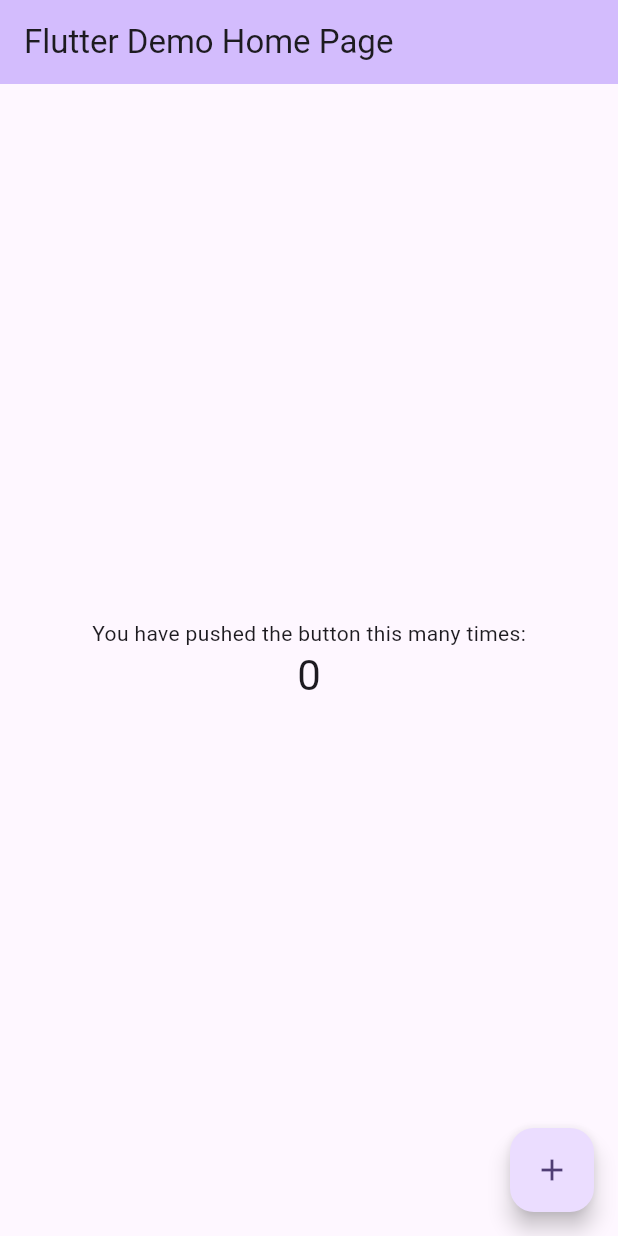
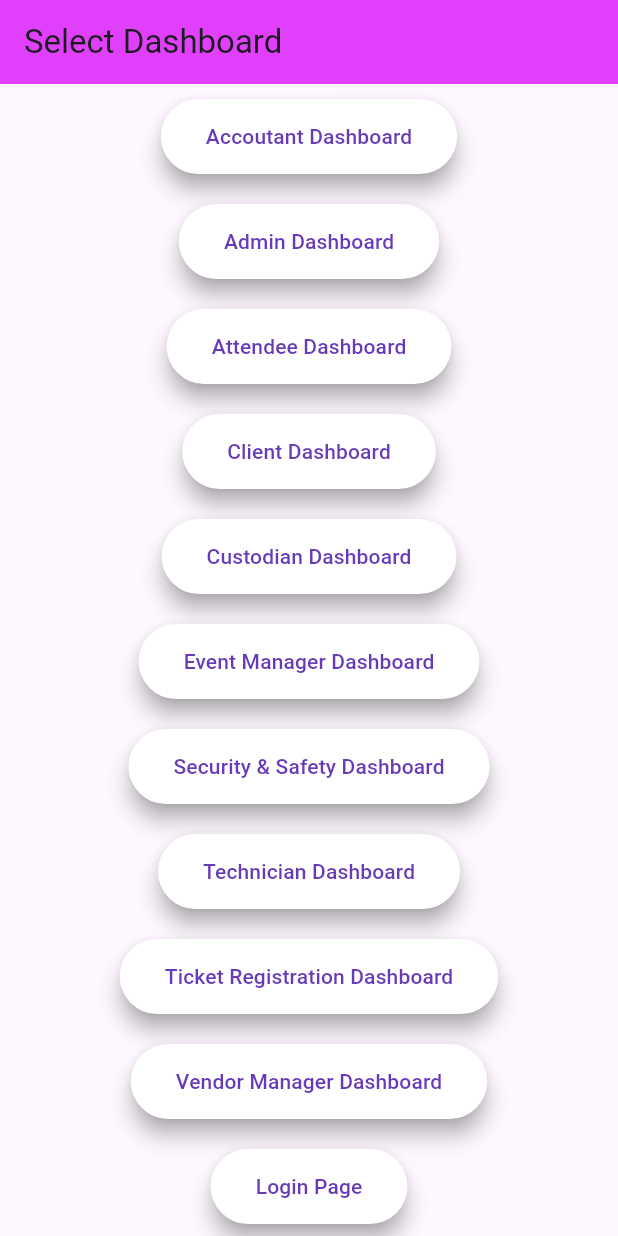
Before and after one commit to jexie-8/ems, a Flutter app: the screen it shows after launch, on a phone screen of 412 x 824 dp. Run offline on Flutter 3.47's test engine with Material 3 defaults, Android fonts, the phone set to English and light mode, and no system bars; our stand-ins replace cloud_firestore, firebase_auth; accounts and stored records are empty.

Commit message:
First commit on branch

```diff
--- a/lib/main.dart
+++ b/lib/main.dart
@@ -1,122 +1,79 @@
 import 'package:flutter/material.dart';
+import 'user_dashboards/exports.dart';
+import 'login_screen.dart';
 
 void main() {
+  FlutterError.onError = (FlutterErrorDetails details) {
+     debugPrint('Caught Flutter framework error.\n${details.exception}');
+  };
   runApp(const MyApp());
 }
 
 class MyApp extends StatelessWidget {
   const MyApp({super.key});
 
-  // This widget is the root of your application.
   @override
   Widget build(BuildContext context) {
     return MaterialApp(
-      title: 'Flutter Demo',
-      theme: ThemeData(
-        // This is the theme of your application.
-        //
-        // TRY THIS: Try running your application with "flutter run". You'll see
-        // the application has a purple toolbar. Then, without quitting the app,
-        // try changing the seedColor in the colorScheme below to Colors.green
-        // and then invoke "hot reload" (save your changes or press the "hot
-        // reload" button in a Flutter-supported IDE, or press "r" if you used
-        // the command line to start the app).
-        //
-        // Notice that the counter didn't reset back to zero; the application
-        // state is not lost during the reload. To reset the state, use hot
-        // restart instead.
-        //
-        // This works for code too, not just values: Most code changes can be
-        // tested with just a hot reload.
-        colorScheme: ColorScheme.fromSeed(seedColor: Colors.deepPurple),
-      ),
-      home: const MyHomePage(title: 'Flutter Demo Home Page'),
+      title: 'Dashboard Launcher',
+      debugShowCheckedModeBanner: false,
+      home: const HomeSelector(),
     );
   }
 }
 
-class MyHomePage extends StatefulWidget {
-  const MyHomePage({super.key, required this.title});
-
-  // This widget is the home page of your application. It is stateful, meaning
-  // that it has a State object (defined below) that contains fields that affect
-  // how it looks.
-
-  // This class is the configuration for the state. It holds the values (in this
-  // case the title) provided by the parent (in this case the App widget) and
-  // used by the build method of the State. Fields in a Widget subclass are
-  // always marked "final".
-
-  final String title;
-
-  @override
-  State<MyHomePage> createState() => _MyHomePageState();
-}
-
-class _MyHomePageState extends State<MyHomePage> {
-  int _counter = 0;
-
-  void _incrementCounter() {
-    setState(() {
-      // This call to setState tells the Flutter framework that something has
-      // changed in this State, which causes it to rerun the build method below
-      // so that the display can reflect the updated values. If we changed
-      // _counter without calling setState(), then the build method would not be
-      // called again, and so nothing would appear to happen.
-      _counter++;
-    });
-  }
+class HomeSelector extends StatelessWidget {
+  const HomeSelector({super.key});
 
   @override
   Widget build(BuildContext context) {
-    // This method is rerun every time setState is called, for instance as done
-    // by the _incrementCounter method above.
-    //
-    // The Flutter framework has been optimized to make rerunning build methods
-    // fast, so that you can just rebuild anything that needs updating rather
-    // than having to individually change instances of widgets.
     return Scaffold(
       appBar: AppBar(
-        // TRY THIS: Try changing the color here to a specific color (to
-        // Colors.amber, perhaps?) and trigger a hot reload to see the AppBar
-        // change color while the other colors stay the same.
-        backgroundColor: Theme.of(context).colorScheme.inversePrimary,
-        // Here we take the value from the MyHomePage object that was created by
-        // the App.build method, and use it to set our appbar title.
-        title: Text(widget.title),
+        title: const Text('Select Dashboard'),
+        backgroundColor: Colors.purpleAccent,
       ),
       body: Center(
-        // Center is a layout widget. It takes a single child and positions it
-        // in the middle of the parent.
         child: Column(
-          // Column is also a layout widget. It takes a list of children and
-          // arranges them vertically. By default, it sizes itself to fit its
-          // children horizontally, and tries to be as tall as its parent.
-          //
-          // Column has various properties to control how it sizes itself and
-          // how it positions its children. Here we use mainAxisAlignment to
-          // center the children vertically; the main axis here is the vertical
-          // axis because Columns are vertical (the cross axis would be
-          // horizontal).
-          //
-          // TRY THIS: Invoke "debug painting" (choose the "Toggle Debug Paint"
-          // action in the IDE, or press "p" in the console), to see the
-          // wireframe for each widget.
           mainAxisAlignment: MainAxisAlignment.center,
-          children: <Widget>[
-            const Text('You have pushed the button this many times:'),
-            Text(
-              '$_counter',
-              style: Theme.of(context).textTheme.headlineMedium,
-            ),
+          children: [
+            routeButton(context, 'Accoutant Dashboard', const AccountantDashboard()),
+            routeButton(context, 'Admin Dashboard', const AdminDashboard()),
+            routeButton(context, 'Attendee Dashboard', const AttendeeDashboard()),
+            routeButton(context, 'Client Dashboard', const ClientDashboard()),
+            routeButton(context, 'Custodian Dashboard', const CustodianDashboard()),
+            routeButton(context, 'Event Manager Dashboard', const EventManagerDashboard()),
+            routeButton(context, 'Security & Safety Dashboard', const SecuritySafetyDashboard()),
+            routeButton(context, 'Technician Dashboard', const TechnicianDashboard()),
+            routeButton(context, 'Ticket Registration Dashboard', const TicketRegistrationDashboard()),
+            routeButton(context, 'Vendor Manager Dashboard', const VendorManagerDashboard()),
+            routeButton(context, 'Login Page', const LoginScreen()),
+
           ],
         ),
       ),
-      floatingActionButton: FloatingActionButton(
-        onPressed: _incrementCounter,
-        tooltip: 'Increment',
-        child: const Icon(Icons.add),
-      ), // This trailing comma makes auto-formatting nicer for build methods.
+    );
+  }
+
+  Widget routeButton(BuildContext context, String label, Widget screen) {
+    return Padding(
+      padding: const EdgeInsets.symmetric(vertical: 10),
+      child: ElevatedButton(
+        onPressed: () => Navigator.push(
+          context,
+          MaterialPageRoute(builder: (_) => screen),
+        ),
+        style: ElevatedButton.styleFrom(
+          foregroundColor: Colors.deepPurple,
+          backgroundColor: Colors.white,
+          shadowColor: Colors.grey,
+          elevation: 6,
+          shape: RoundedRectangleBorder(
+            borderRadius: BorderRadius.circular(30),
+          ),
+          padding: const EdgeInsets.symmetric(horizontal: 30, vertical: 15),
+        ),
+        child: Text(label),
+      ),
     );
   }
 }
--- /dev/null
+++ b/lib/user_dashboards/accountant_dashboard.dart
@@ -0,0 +1,13 @@
+import 'package:flutter/material.dart';
+
+class AccountantDashboard extends StatelessWidget {
+  const AccountantDashboard({super.key});
+
+  @override
+  Widget build(BuildContext context) {
+    return Scaffold(
+      appBar: AppBar(title: const Text('Accountant Dashboard')),
+      body: const Center(child: Text('Welcome Accoutant!')),
+    );
+  }
+}
--- /dev/null
+++ b/lib/user_dashboards/admin_dashboard.dart
@@ -0,0 +1,13 @@
+import 'package:flutter/material.dart';
+
+class AdminDashboard extends StatelessWidget {
+  const AdminDashboard({super.key});
+
+  @override
+  Widget build(BuildContext context) {
+    return Scaffold(
+      appBar: AppBar(title: const Text('Admin Dashboard')),
+      body: const Center(child: Text('Welcome Admin!')),
+    );
+  }
+}
--- /dev/null
+++ b/lib/user_dashboards/attendee_dashboard.dart
@@ -0,0 +1,13 @@
+import 'package:flutter/material.dart';
+
+class AttendeeDashboard extends StatelessWidget {
+  const AttendeeDashboard({super.key});
+
+  @override
+  Widget build(BuildContext context) {
+    return Scaffold(
+      appBar: AppBar(title: const Text('Attendee Dashboard')),
+      body: const Center(child: Text('Welcome Attendee!')),
+    );
+  }
+}
--- /dev/null
+++ b/lib/user_dashboards/client_dashboard.dart
@@ -0,0 +1,13 @@
+import 'package:flutter/material.dart';
+
+class ClientDashboard extends StatelessWidget {
+  const ClientDashboard({super.key});
+
+  @override
+  Widget build(BuildContext context) {
+    return Scaffold(
+      appBar: AppBar(title: const Text('Client Dashboard')),
+      body: const Center(child: Text('Welcome Client!')),
+    );
+  }
+}
--- /dev/null
+++ b/lib/user_dashboards/custodian_dashboard.dart
@@ -0,0 +1,13 @@
+import 'package:flutter/material.dart';
+
+class CustodianDashboard extends StatelessWidget {
+  const CustodianDashboard({super.key});
+
+  @override
+  Widget build(BuildContext context) {
+    return Scaffold(
+      appBar: AppBar(title: const Text('Custodian Dashboard')),
+      body: const Center(child: Text('Welcome Custodian!')),
+    );
+  }
+}
--- /dev/null
+++ b/lib/user_dashboards/exports.dart
@@ -0,0 +1,10 @@
+export 'accountant_dashboard.dart';
+export 'admin_dashboard.dart';
+export 'attendee_dashboard.dart';
+export 'client_dashboard.dart';
+export 'custodian_dashboard.dart';
+export 'event_manager_dashboard.dart';
+export 'security_safety_dashboard.dart';
+export 'technician_dashboard.dart';
+export 'ticket_registration_dashboard.dart';
+export 'vendor_manager_dashboard.dart';
--- /dev/null
+++ b/lib/user_dashboards/security_safety_dashboard.dart
@@ -0,0 +1,13 @@
+import 'package:flutter/material.dart';
+
+class SecuritySafetyDashboard extends StatelessWidget {
+  const SecuritySafetyDashboard({super.key});
+
+  @override
+  Widget build(BuildContext context) {
+    return Scaffold(
+      appBar: AppBar(title: const Text('Security_Safety Dashboard')),
+      body: const Center(child: Text('Welcome Security_Safety!')),
+    );
+  }
+}
--- /dev/null
+++ b/lib/user_dashboards/technician_dashboard.dart
@@ -0,0 +1,13 @@
+import 'package:flutter/material.dart';
+
+class TechnicianDashboard extends StatelessWidget {
+  const TechnicianDashboard({super.key});
+
+  @override
+  Widget build(BuildContext context) {
+    return Scaffold(
+      appBar: AppBar(title: const Text('Technician Dashboard')),
+      body: const Center(child: Text('Welcome Technician!')),
+    );
+  }
+}
--- a/lib/user_screens/Tester.txt
+++ /dev/null
@@ -1 +0,0 @@
-This is a test for pushing to github.
--- a/pubspec.yaml
+++ b/pubspec.yaml
@@ -34,6 +34,10 @@ dependencies:
   # The following adds the Cupertino Icons font to your application.
   # Use with the CupertinoIcons class for iOS style icons.
   cupertino_icons: ^1.0.8
+  firebase_core: ^3.12.1
+  firebase_auth: ^5.5.1
+  cloud_firestore: ^5.6.5
+
 
 dev_dependencies:
   flutter_test:
```
Also changed, not shown: lib/Events/event_creation.dart (added, +20 -0 lines), lib/login_screen.dart (added, +165 -0 lines), lib/user_dashboards/event_manager_dashboard.dart (added, +47 -0 lines), lib/user_dashboards/ticket_registration_dashboard.dart (added, +13 -0 lines), lib/user_dashboards/vendor_manager_dashboard.dart (added, +13 -0 lines), lib/Events/event_view-edit.dart (added), pubspec.lock, 3 other files.
